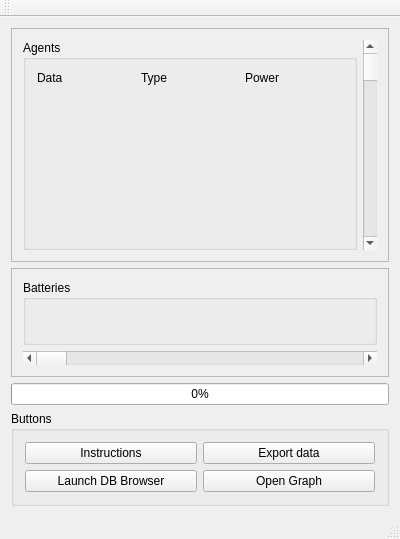
killiansmyth17/fyp, file QCustomPlotTestVS/QCustomPlotTestVS/MainWindow.ui: the form before one commit.
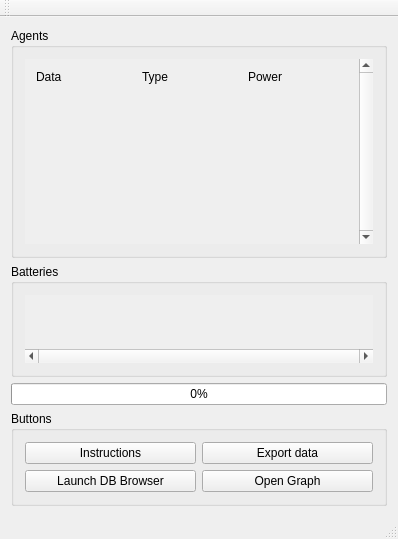
The form after the commit.

Commit message: added smart batteries Bug: smart batteries don't charge

```diff
--- a/QCustomPlotTestVS/QCustomPlotTestVS/MainWindow.ui
+++ b/QCustomPlotTestVS/QCustomPlotTestVS/MainWindow.ui
@@ -6,7 +6,7 @@
    <rect>
     <x>0</x>
     <y>0</y>
-    <width>400</width>
+    <width>398</width>
     <height>539</height>
    </rect>
   </property>
@@ -14,16 +14,7 @@
    <string>MainWindow</string>
   </property>
   <widget class="QWidget" name="centralWidget">
-   <layout class="QVBoxLayout" name="verticalLayout_3">
-    <item>
-     <widget class="QFrame" name="agentFrame">
-      <property name="frameShape">
-       <enum>QFrame::StyledPanel</enum>
-      </property>
-      <property name="frameShadow">
-       <enum>QFrame::Raised</enum>
-      </property>
-      <layout class="QHBoxLayout" name="horizontalLayout_3">
+   <layout class="QVBoxLayout" name="verticalLayout_4">
        <item>
         <widget class="QGroupBox" name="agents">
          <property name="title">
@@ -31,6 +22,30 @@
          </property>
          <layout class="QVBoxLayout" name="verticalLayout_2">
           <item>
+        <widget class="QScrollArea" name="agentsScrollArea">
+         <property name="frameShape">
+          <enum>QFrame::NoFrame</enum>
+         </property>
+         <property name="verticalScrollBarPolicy">
+          <enum>Qt::ScrollBarAlwaysOn</enum>
+         </property>
+         <property name="horizontalScrollBarPolicy">
+          <enum>Qt::ScrollBarAlwaysOff</enum>
+         </property>
+         <property name="widgetResizable">
+          <bool>true</bool>
+         </property>
+         <widget class="QWidget" name="agentsScrollContents">
+          <property name="geometry">
+           <rect>
+            <x>0</x>
+            <y>0</y>
+            <width>343</width>
+            <height>193</height>
+           </rect>
+          </property>
+          <layout class="QVBoxLayout" name="verticalLayout">
+           <item>
            <layout class="QHBoxLayout" name="horizontalLayout">
             <item>
              <widget class="QLabel" name="label">
@@ -70,26 +85,11 @@
           </item>
          </layout>
         </widget>
-       </item>
-       <item>
-        <widget class="QScrollBar" name="agentScrollBar">
-         <property name="orientation">
-          <enum>Qt::Vertical</enum>
-         </property>
         </widget>
        </item>
       </layout>
      </widget>
     </item>
-    <item>
-     <widget class="QFrame" name="batteryFrame">
-      <property name="frameShape">
-       <enum>QFrame::StyledPanel</enum>
-      </property>
-      <property name="frameShadow">
-       <enum>QFrame::Raised</enum>
-      </property>
-      <layout class="QVBoxLayout" name="verticalLayout">
        <item>
         <widget class="QGroupBox" name="batteries">
          <property name="title">
@@ -97,6 +97,33 @@
          </property>
          <layout class="QHBoxLayout" name="horizontalLayout_2">
           <item>
+        <widget class="QScrollArea" name="batteriesScrollArea">
+         <property name="frameShape">
+          <enum>QFrame::NoFrame</enum>
+         </property>
+         <property name="lineWidth">
+          <number>0</number>
+         </property>
+         <property name="verticalScrollBarPolicy">
+          <enum>Qt::ScrollBarAlwaysOff</enum>
+         </property>
+         <property name="horizontalScrollBarPolicy">
+          <enum>Qt::ScrollBarAlwaysOn</enum>
+         </property>
+         <property name="widgetResizable">
+          <bool>true</bool>
+         </property>
+         <widget class="QWidget" name="batteriesScrollContents">
+          <property name="geometry">
+           <rect>
+            <x>0</x>
+            <y>0</y>
+            <width>360</width>
+            <height>52</height>
+           </rect>
+          </property>
+          <layout class="QHBoxLayout" name="horizontalLayout_3">
+           <item>
            <spacer name="horizontalSpacer">
             <property name="orientation">
              <enum>Qt::Horizontal</enum>
@@ -111,12 +138,6 @@
           </item>
          </layout>
         </widget>
-       </item>
-       <item>
-        <widget class="QScrollBar" name="buttonScrollBar">
-         <property name="orientation">
-          <enum>Qt::Horizontal</enum>
-         </property>
         </widget>
        </item>
       </layout>
```
Left out of the diff: 8 changed lines with no effect on the pictures. Lines whose indentation alone changed are shown as unchanged. The commit also changes 4 other files.
